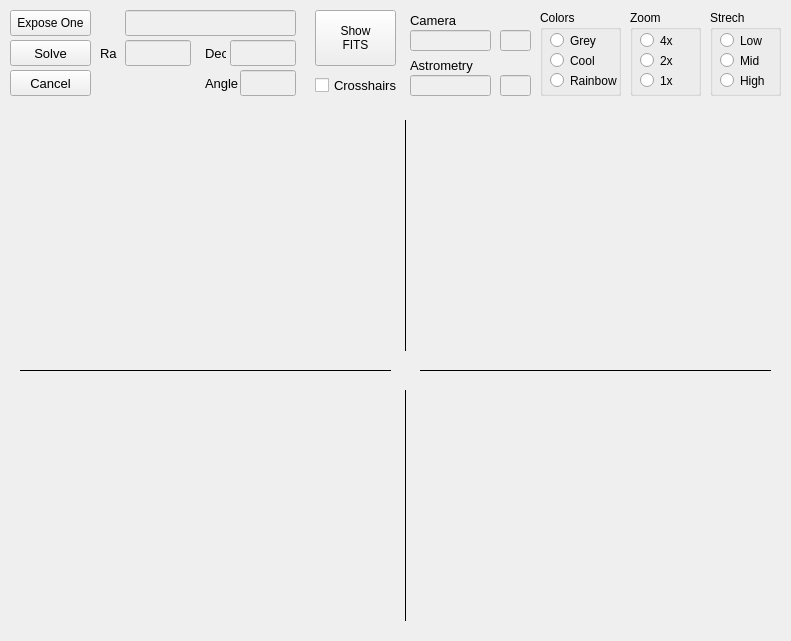
Qt form mountwizzard/gui/image_window_ui.ui (sayitfast/MountWizzard3) before a commit.
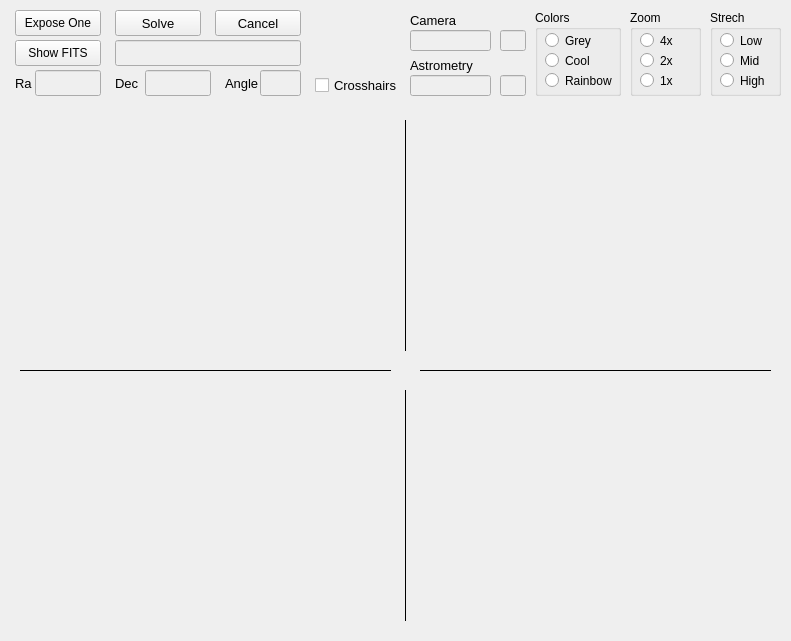
The same form after that commit.

```diff
--- a/mountwizzard/gui/image_window_ui.ui
+++ b/mountwizzard/gui/image_window_ui.ui
@@ -34,9 +34,9 @@
   <widget class="QPushButton" name="btn_expose">
    <property name="geometry">
     <rect>
-     <x>10</x>
+     <x>15</x>
      <y>10</y>
-     <width>81</width>
+     <width>86</width>
      <height>26</height>
     </rect>
    </property>
@@ -154,9 +154,9 @@
   <widget class="QPushButton" name="btn_solve">
    <property name="geometry">
     <rect>
-     <x>10</x>
-     <y>40</y>
-     <width>81</width>
+     <x>115</x>
+     <y>10</y>
+     <width>86</width>
      <height>26</height>
     </rect>
    </property>
@@ -175,9 +175,9 @@
   <widget class="QGroupBox" name="groupBox_4">
    <property name="geometry">
     <rect>
-     <x>540</x>
+     <x>535</x>
      <y>10</y>
-     <width>81</width>
+     <width>86</width>
      <height>86</height>
     </rect>
    </property>
@@ -331,7 +331,7 @@
     <rect>
      <x>500</x>
      <y>30</y>
-     <width>31</width>
+     <width>26</width>
      <height>21</height>
     </rect>
    </property>
@@ -494,9 +494,9 @@
    </property>
    <property name="geometry">
     <rect>
-     <x>125</x>
-     <y>10</y>
-     <width>171</width>
+     <x>115</x>
+     <y>40</y>
+     <width>186</width>
      <height>26</height>
     </rect>
    </property>
@@ -536,8 +536,8 @@
    </property>
    <property name="geometry">
     <rect>
-     <x>125</x>
-     <y>40</y>
+     <x>35</x>
+     <y>70</y>
      <width>66</width>
      <height>26</height>
     </rect>
@@ -577,8 +577,8 @@
    </property>
    <property name="geometry">
     <rect>
-     <x>230</x>
-     <y>40</y>
+     <x>145</x>
+     <y>70</y>
      <width>66</width>
      <height>26</height>
     </rect>
@@ -619,25 +619,24 @@
    </property>
    <property name="geometry">
     <rect>
-     <x>315</x>
-     <y>10</y>
-     <width>81</width>
-     <height>56</height>
+     <x>15</x>
+     <y>40</y>
+     <width>86</width>
+     <height>26</height>
     </rect>
    </property>
    <property name="toolTip">
     <string>&lt;html&gt;&lt;head/&gt;&lt;body&gt;&lt;p&gt;Single exposure&lt;/p&gt;&lt;/body&gt;&lt;/html&gt;</string>
    </property>
    <property name="text">
-    <string>Show
-FITS</string>
+    <string>Show FITS</string>
    </property>
   </widget>
   <widget class="QLabel" name="label_85">
    <property name="geometry">
     <rect>
-     <x>100</x>
-     <y>40</y>
+     <x>15</x>
+     <y>70</y>
      <width>21</width>
      <height>26</height>
     </rect>
@@ -654,9 +653,9 @@
   <widget class="QLabel" name="label_86">
    <property name="geometry">
     <rect>
-     <x>205</x>
-     <y>40</y>
-     <width>21</width>
+     <x>115</x>
+     <y>70</y>
+     <width>26</width>
      <height>26</height>
     </rect>
    </property>
@@ -677,7 +676,7 @@
     <rect>
      <x>500</x>
      <y>75</y>
-     <width>31</width>
+     <width>26</width>
      <height>21</height>
     </rect>
    </property>
@@ -717,9 +716,9 @@
   <widget class="QPushButton" name="btn_cancel">
    <property name="geometry">
     <rect>
-     <x>10</x>
-     <y>70</y>
-     <width>81</width>
+     <x>215</x>
+     <y>10</y>
+     <width>86</width>
      <height>26</height>
     </rect>
    </property>
@@ -765,9 +764,9 @@
    </property>
    <property name="geometry">
     <rect>
-     <x>240</x>
+     <x>260</x>
      <y>70</y>
-     <width>56</width>
+     <width>41</width>
      <height>26</height>
     </rect>
    </property>
@@ -803,7 +802,7 @@
   <widget class="QLabel" name="label_87">
    <property name="geometry">
     <rect>
-     <x>205</x>
+     <x>225</x>
      <y>70</y>
      <width>36</width>
      <height>26</height>
```
